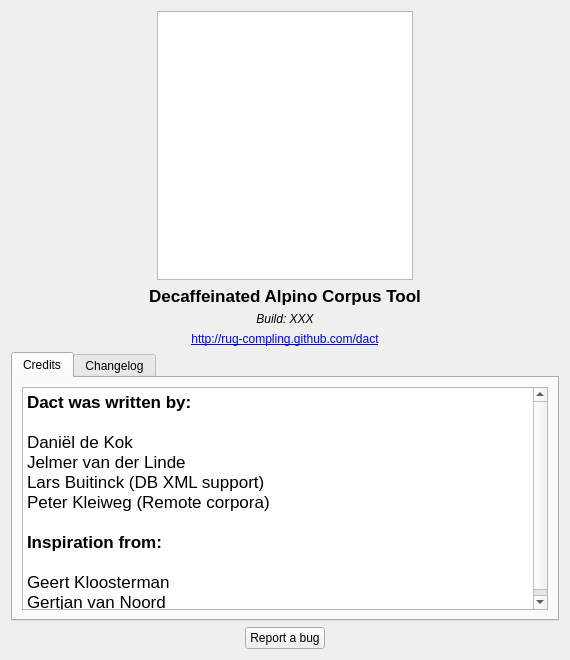
rug-compling/dact, file ui/AboutWindow.ui: the form before one commit.
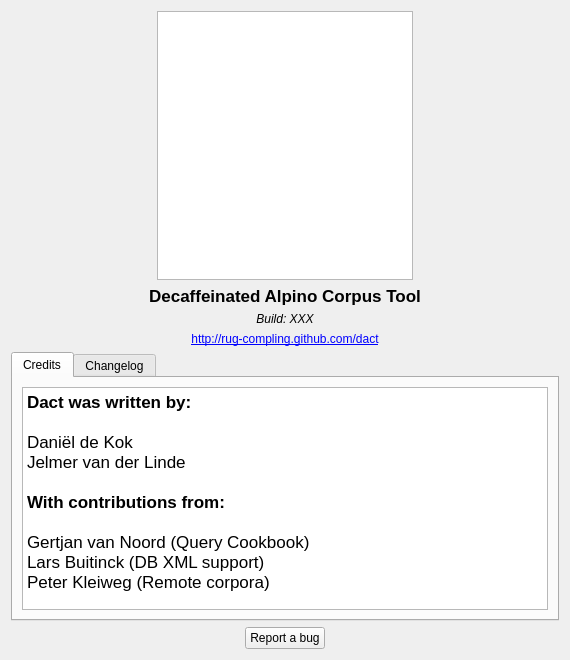
The form after the commit.

What changed in the file:
```diff
--- a/ui/AboutWindow.ui
+++ b/ui/AboutWindow.ui
@@ -174,13 +174,12 @@
 &lt;p style=&quot;-qt-paragraph-type:empty; margin-top:0px; margin-bottom:0px; margin-left:0px; margin-right:0px; -qt-block-indent:0; text-indent:0px;&quot;&gt;&lt;br /&gt;&lt;/p&gt;
 &lt;p style=&quot; margin-top:0px; margin-bottom:0px; margin-left:0px; margin-right:0px; -qt-block-indent:0; text-indent:0px;&quot;&gt;Daniël de Kok&lt;/p&gt;
 &lt;p style=&quot; margin-top:0px; margin-bottom:0px; margin-left:0px; margin-right:0px; -qt-block-indent:0; text-indent:0px;&quot;&gt;Jelmer van der Linde&lt;/p&gt;
+&lt;p style=&quot;-qt-paragraph-type:empty; margin-top:0px; margin-bottom:0px; margin-left:0px; margin-right:0px; -qt-block-indent:0; text-indent:0px;&quot;&gt;&lt;br /&gt;&lt;/p&gt;
+&lt;p style=&quot; margin-top:0px; margin-bottom:0px; margin-left:0px; margin-right:0px; -qt-block-indent:0; text-indent:0px;&quot;&gt;&lt;span style=&quot; font-weight:600;&quot;&gt;With contributions from:&lt;/span&gt;&lt;/p&gt;
+&lt;p style=&quot;-qt-paragraph-type:empty; margin-top:0px; margin-bottom:0px; margin-left:0px; margin-right:0px; -qt-block-indent:0; text-indent:0px;&quot;&gt;&lt;br /&gt;&lt;/p&gt;
+&lt;p style=&quot; margin-top:0px; margin-bottom:0px; margin-left:0px; margin-right:0px; -qt-block-indent:0; text-indent:0px;&quot;&gt;Gertjan van Noord (Query Cookbook)&lt;/p&gt;
 &lt;p style=&quot; margin-top:0px; margin-bottom:0px; margin-left:0px; margin-right:0px; -qt-block-indent:0; text-indent:0px;&quot;&gt;Lars Buitinck (DB XML support)&lt;/p&gt;
-&lt;p style=&quot; margin-top:0px; margin-bottom:0px; margin-left:0px; margin-right:0px; -qt-block-indent:0; text-indent:0px;&quot;&gt;Peter Kleiweg (Remote corpora)&lt;/p&gt;
-&lt;p style=&quot;-qt-paragraph-type:empty; margin-top:0px; margin-bottom:0px; margin-left:0px; margin-right:0px; -qt-block-indent:0; text-indent:0px;&quot;&gt;&lt;br /&gt;&lt;/p&gt;
-&lt;p style=&quot; margin-top:0px; margin-bottom:0px; margin-left:0px; margin-right:0px; -qt-block-indent:0; text-indent:0px;&quot;&gt;&lt;span style=&quot; font-weight:600;&quot;&gt;Inspiration from:&lt;/span&gt;&lt;/p&gt;
-&lt;p style=&quot;-qt-paragraph-type:empty; margin-top:0px; margin-bottom:0px; margin-left:0px; margin-right:0px; -qt-block-indent:0; text-indent:0px;&quot;&gt;&lt;br /&gt;&lt;/p&gt;
-&lt;p style=&quot; margin-top:0px; margin-bottom:0px; margin-left:0px; margin-right:0px; -qt-block-indent:0; text-indent:0px;&quot;&gt;Geert Kloosterman&lt;/p&gt;
-&lt;p style=&quot; margin-top:0px; margin-bottom:0px; margin-left:0px; margin-right:0px; -qt-block-indent:0; text-indent:0px;&quot;&gt;Gertjan van Noord&lt;/p&gt;&lt;/body&gt;&lt;/html&gt;</string>
+&lt;p style=&quot; margin-top:0px; margin-bottom:0px; margin-left:0px; margin-right:0px; -qt-block-indent:0; text-indent:0px;&quot;&gt;Peter Kleiweg (Remote corpora)&lt;/p&gt;&lt;/body&gt;&lt;/html&gt;</string>
          </property>
         </widget>
        </item>
```
